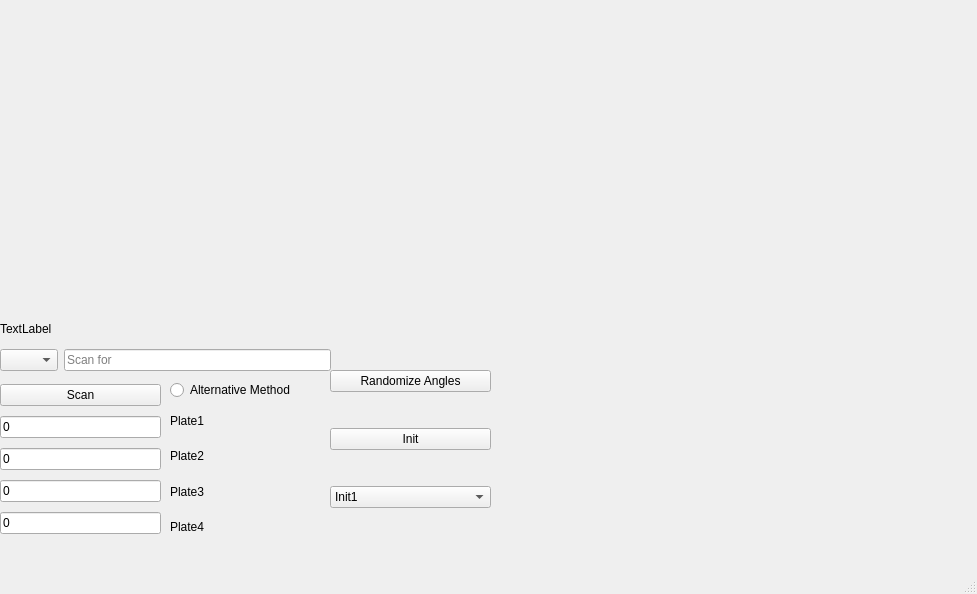
Old version of the form mainwindow.ui in the repository denisteut/QKD_stand_simulator.
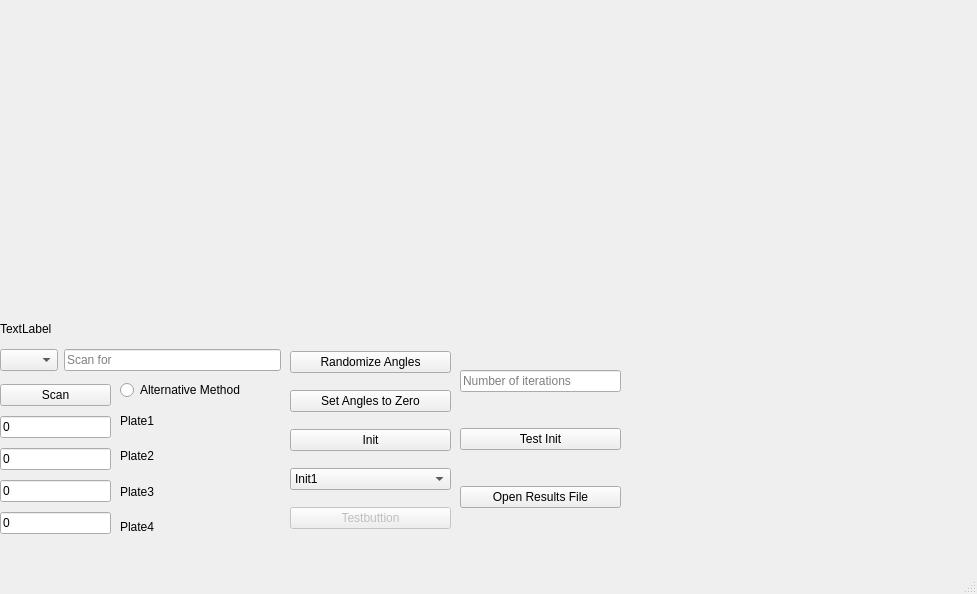
New version of the form. Custom widgets are drawn as their Qt base class.

Patch:
```diff
--- a/mainwindow.ui
+++ b/mainwindow.ui
@@ -29,7 +29,7 @@
      <rect>
       <x>0</x>
       <y>380</y>
-      <width>161</width>
+      <width>111</width>
       <height>161</height>
      </rect>
     </property>
@@ -74,7 +74,7 @@
    <widget class="QWidget" name="verticalLayoutWidget_2">
     <property name="geometry">
      <rect>
-      <x>170</x>
+      <x>120</x>
       <y>380</y>
       <width>161</width>
       <height>161</height>
@@ -123,7 +123,7 @@
      <rect>
       <x>0</x>
       <y>340</y>
-      <width>331</width>
+      <width>281</width>
       <height>41</height>
      </rect>
     </property>
@@ -173,7 +173,7 @@
    <widget class="QWidget" name="verticalLayoutWidget_3">
     <property name="geometry">
      <rect>
-      <x>330</x>
+      <x>290</x>
       <y>340</y>
       <width>161</width>
       <height>201</height>
@@ -187,6 +187,13 @@
        </property>
       </widget>
      </item>
+     <item>
+      <widget class="QPushButton" name="zeroingAngles">
+       <property name="text">
+        <string>Set Angles to Zero</string>
+       </property>
+      </widget>
+     </item>
      <item>
       <widget class="QPushButton" name="initButton">
        <property name="text">
@@ -223,6 +230,16 @@
        </item>
       </widget>
      </item>
+     <item>
+      <widget class="QPushButton" name="TestButton">
+       <property name="enabled">
+        <bool>false</bool>
+       </property>
+       <property name="text">
+        <string>Testbuttion</string>
+       </property>
+      </widget>
+     </item>
     </layout>
    </widget>
    <widget class="QLabel" name="displayMLabel">
@@ -238,6 +255,39 @@
      <string>TextLabel</string>
     </property>
    </widget>
+   <widget class="QWidget" name="verticalLayoutWidget_4">
+    <property name="geometry">
+     <rect>
+      <x>460</x>
+      <y>340</y>
+      <width>161</width>
+      <height>201</height>
+     </rect>
+    </property>
+    <layout class="QVBoxLayout" name="verticalLayout_4">
+     <item>
+      <widget class="QLineEdit" name="numberOfIter">
+       <property name="placeholderText">
+        <string>Number of iterations</string>
+       </property>
+      </widget>
+     </item>
+     <item>
+      <widget class="QPushButton" name="testInit">
+       <property name="text">
+        <string>Test Init</string>
+       </property>
+      </widget>
+     </item>
+     <item>
+      <widget class="QPushButton" name="OpenFile">
+       <property name="text">
+        <string>Open Results File</string>
+       </property>
+      </widget>
+     </item>
+    </layout>
+   </widget>
   </widget>
   <widget class="QMenuBar" name="menubar">
    <property name="geometry">
```
Left out of the diff: 2 changed lines with no effect on the pictures.
